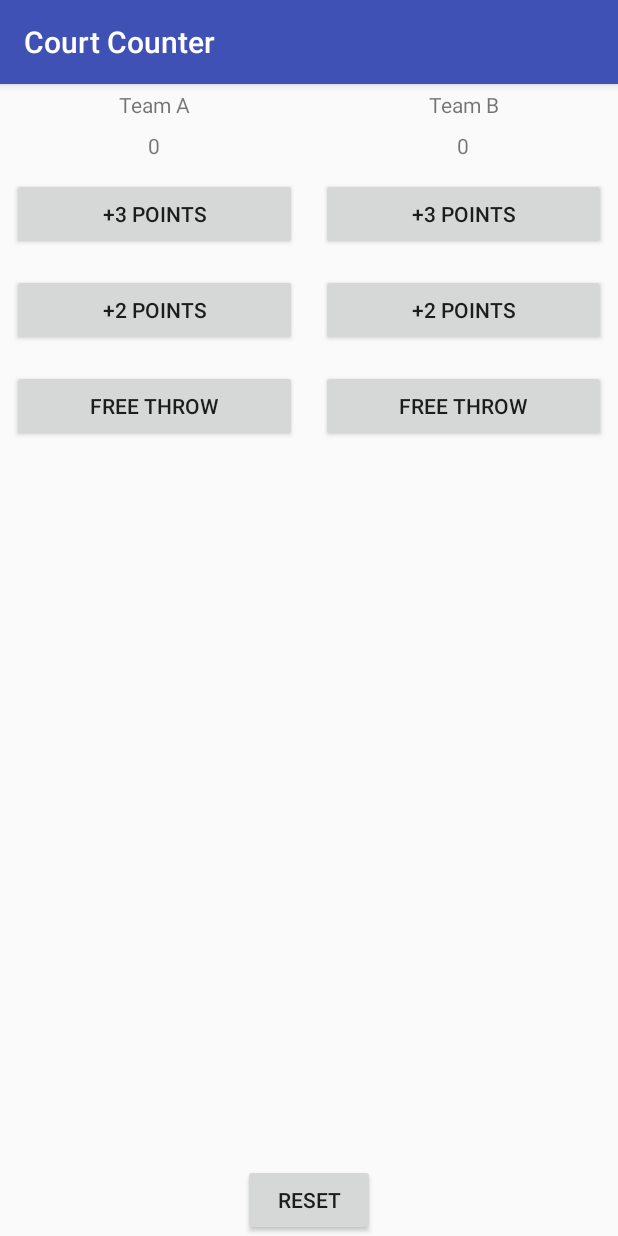
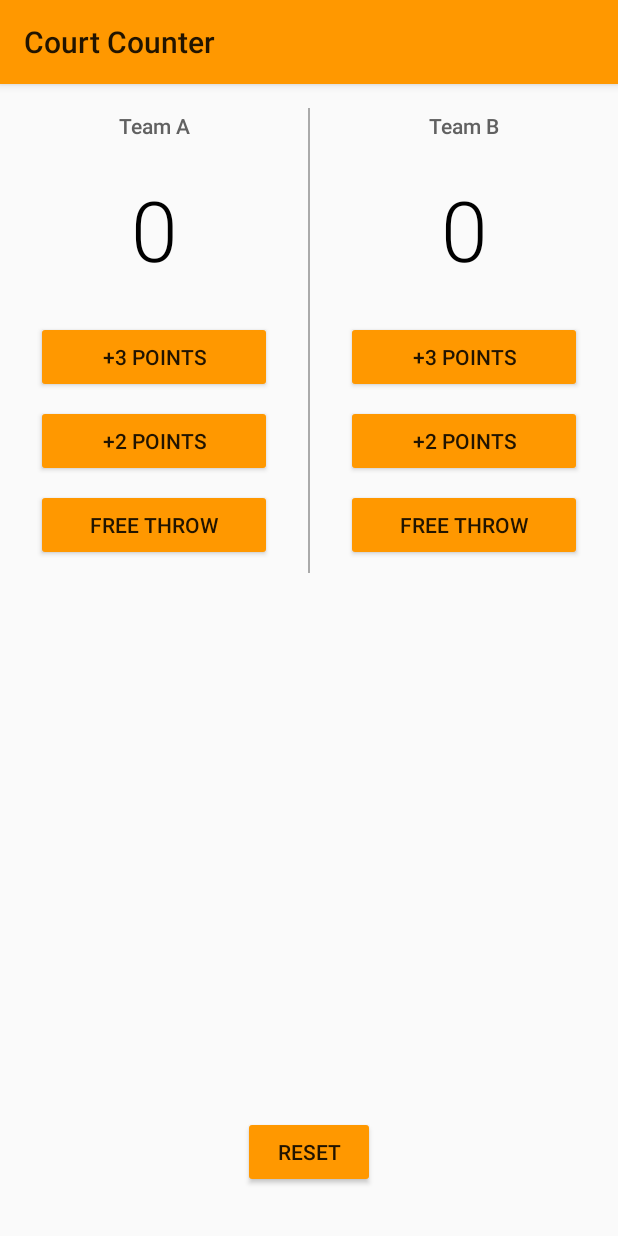
Before and after one commit to saifhalila/court-counter, an Android app: the screen it shows after launch (MainActivity), on a phone screen of 412 x 824 dp. Run offline under Robolectric (Android 15) with nearby library versions, the phone set to English and light mode, and no system bars.

Commit message:
Add new style
*add styles.xml

*change the root of the two linear layouts and the button layout to
relative layout.

*change the color of button layout

```diff
--- a/app/src/main/res/layout/activity_main.xml
+++ b/app/src/main/res/layout/activity_main.xml
@@ -1,4 +1,4 @@
-<LinearLayout xmlns:android="http://schemas.android.com/apk/res/android"
+<RelativeLayout xmlns:android="http://schemas.android.com/apk/res/android"
     xmlns:tools="http://schemas.android.com/tools"
     android:layout_width="match_parent"
     android:layout_height="match_parent"
@@ -11,103 +11,128 @@
 
         <LinearLayout
             android:layout_width="0dp"
-            android:layout_height="match_parent"
+            android:layout_height="wrap_content"
             android:layout_weight="1"
-            android:orientation="vertical">
+            android:orientation="vertical"
+            android:paddingLeft="24dp"
+            android:paddingRight="24dp">
 
             <TextView
                 android:layout_width="match_parent"
                 android:layout_height="wrap_content"
+                android:layout_marginTop="14dp"
+                android:fontFamily="sans-serif-medium"
                 android:gravity="center"
                 android:padding="4dp"
-                android:text="Team A" />
+                android:text="Team A"
+                android:textColor="#616161"
+                android:textSize="14sp" />
 
             <TextView
                 android:id="@+id/team_a_score_A"
                 android:layout_width="match_parent"
                 android:layout_height="wrap_content"
+                android:layout_marginTop="14dp"
+                android:fontFamily="sans-serif-light"
                 android:gravity="center"
                 android:padding="4dp"
-                android:text="0" />
+                android:text="0"
+                android:textColor="#000000"
+                android:textSize="56sp" />
 
             <Button
                 android:layout_width="match_parent"
                 android:layout_height="wrap_content"
-                android:layout_margin="8dp"
+                android:layout_marginBottom="8dp"
+                android:layout_marginTop="20dp"
                 android:onClick="addThreeForTeamA"
                 android:text="+3 Points" />
 
             <Button
                 android:layout_width="match_parent"
                 android:layout_height="wrap_content"
-                android:layout_margin="8dp"
+                android:layout_marginBottom="8dp"
                 android:onClick="addTwoForTeamA"
                 android:text="+2 Points" />
 
             <Button
                 android:layout_width="match_parent"
                 android:layout_height="wrap_content"
-                android:layout_margin="8dp"
                 android:onClick="addOneForTeamA"
+                android:layout_marginBottom="8dp"
                 android:text="Free throw" />
         </LinearLayout>
 
+        <View
+            android:layout_width="1dp"
+            android:layout_height="match_parent"
+            android:layout_marginTop="16dp"
+            android:background="@android:color/darker_gray" />
+
         <LinearLayout
             android:layout_width="0dp"
-            android:layout_height="match_parent"
+            android:layout_height="wrap_content"
             android:layout_weight="1"
-            android:orientation="vertical">
+            android:orientation="vertical"
+            android:paddingLeft="24dp"
+            android:paddingRight="24dp">
 
             <TextView
                 android:layout_width="match_parent"
                 android:layout_height="wrap_content"
+                android:layout_marginTop="14dp"
+                android:fontFamily="sans-serif-medium"
                 android:gravity="center"
                 android:padding="4dp"
-                android:text="Team B" />
+                android:text="Team B"
+                android:textColor="#616161"
+                android:textSize="14sp" />
 
             <TextView
                 android:id="@+id/team_a_score_B"
                 android:layout_width="match_parent"
                 android:layout_height="wrap_content"
+                android:layout_marginTop="14dp"
+                android:fontFamily="sans-serif-light"
                 android:gravity="center"
                 android:padding="4dp"
-                android:text="0" />
+                android:text="0"
+                android:textColor="#000000"
+                android:textSize="56sp" />
 
             <Button
                 android:layout_width="match_parent"
                 android:layout_height="wrap_content"
-                android:layout_margin="8dp"
+                android:layout_marginBottom="8dp"
+                android:layout_marginTop="20dp"
                 android:onClick="addThreeForTeamB"
                 android:text="+3 Points" />
 
             <Button
                 android:layout_width="match_parent"
                 android:layout_height="wrap_content"
-                android:layout_margin="8dp"
+                android:layout_marginBottom="8dp"
                 android:onClick="addTwoForTeamB"
                 android:text="+2 Points" />
 
             <Button
                 android:layout_width="match_parent"
                 android:layout_height="wrap_content"
-                android:layout_margin="8dp"
                 android:onClick="addOneForTeamB"
+                android:layout_marginBottom="8dp"
                 android:text="Free throw" />
 
         </LinearLayout>
     </LinearLayout>
 
-    <LinearLayout
-        android:layout_width="match_parent"
-        android:layout_height="match_parent"
-        android:gravity="bottom"
-        android:orientation="vertical">
 
-        <Button
-            android:layout_width="wrap_content"
-            android:layout_height="wrap_content"
-            android:layout_gravity="center"
-            android:onClick="resetButton"
-            android:text="Reset" />
-    </LinearLayout>
-</LinearLayout>
+    <Button
+        android:layout_width="wrap_content"
+        android:layout_height="wrap_content"
+        android:layout_alignParentBottom="true"
+        android:layout_centerHorizontal="true"
+        android:layout_marginBottom="32dp"
+        android:onClick="resetButton"
+        android:text="Reset" />
+
+</RelativeLayout>
--- a/app/src/main/res/values/styles.xml
+++ b/app/src/main/res/values/styles.xml
@@ -1,11 +1,11 @@
 <resources>
 
     <!-- Base application theme. -->
-    <style name="AppTheme" parent="Theme.AppCompat.Light.DarkActionBar">
-        <!-- Customize your theme here. -->
-        <item name="colorPrimary">@color/colorPrimary</item>
-        <item name="colorPrimaryDark">@color/colorPrimaryDark</item>
-        <item name="colorAccent">@color/colorAccent</item>
+    <style name="AppTheme" parent="Theme.AppCompat.Light">
+        <!-- Primary theme color of the app (sets background color of app bar) -->
+        <item name="colorPrimary">#FF9800</item>
+        <!-- Background color of buttons in the app -->
+        <item name="colorButtonNormal">#FF9800</item>
     </style>
 
 </resources>
```
